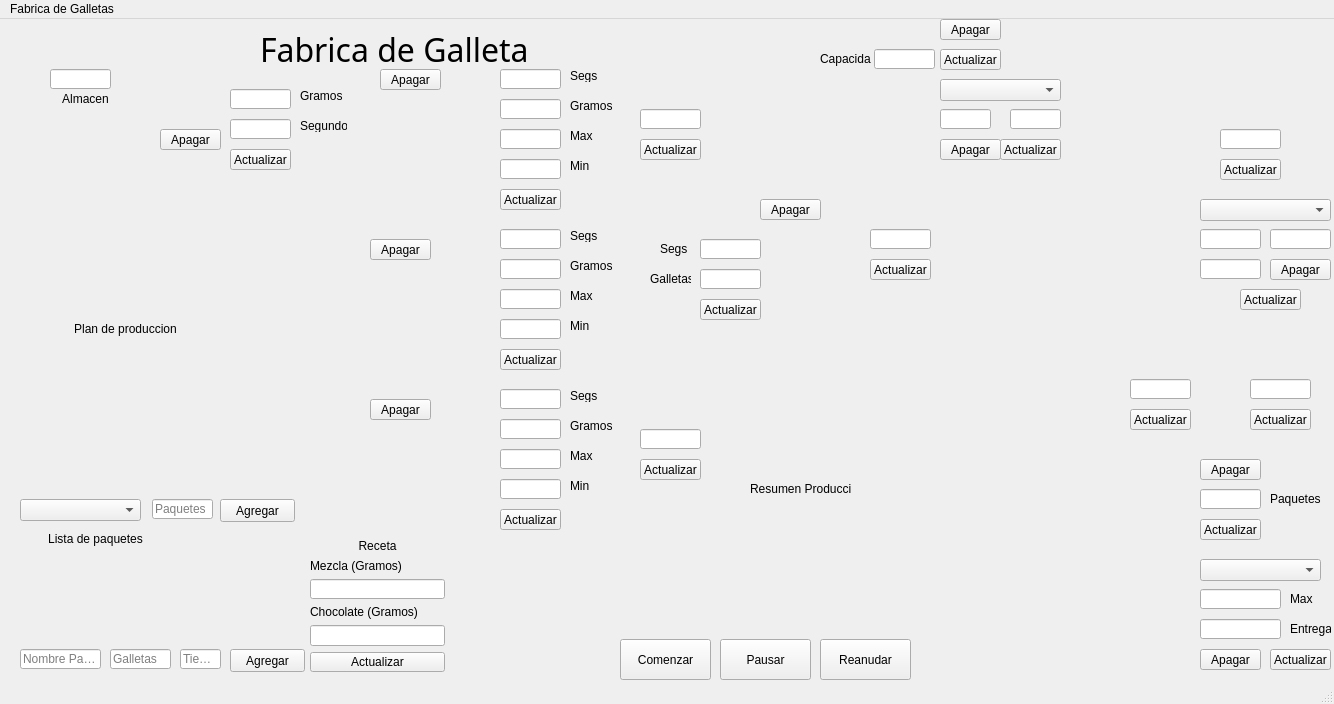
Old version of the form mainwindow.ui in the repository JohnSC31/PY1-FabricaGalletas-2102.
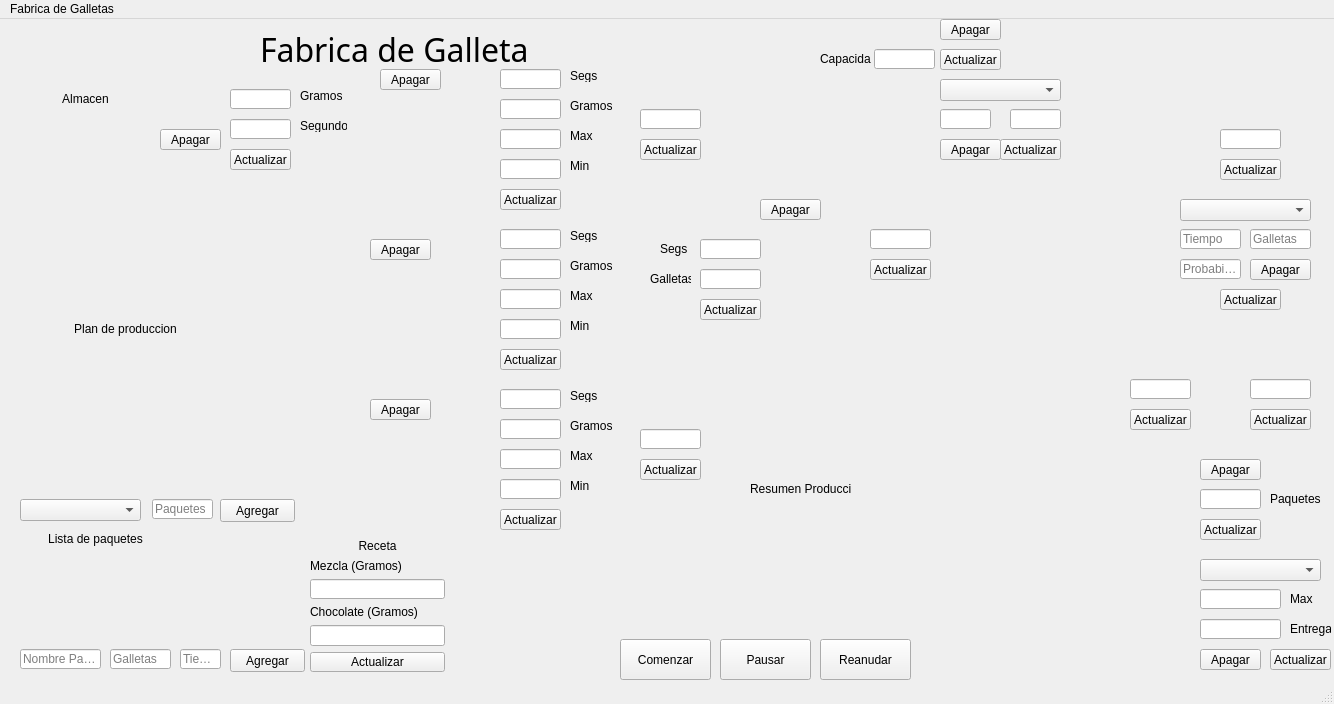
New version of the form. Icons and pictures are not drawn.

Diff of the .ui file:
```diff
--- a/mainwindow.ui
+++ b/mainwindow.ui
@@ -1317,7 +1317,7 @@
    <widget class="QLabel" name="label_35">
     <property name="geometry">
      <rect>
-      <x>1130</x>
+      <x>1110</x>
       <y>190</y>
       <width>61</width>
       <height>71</height>
@@ -1333,7 +1333,7 @@
    <widget class="QComboBox" name="cmbInspectors">
     <property name="geometry">
      <rect>
-      <x>1200</x>
+      <x>1180</x>
       <y>180</y>
       <width>131</width>
       <height>22</height>
@@ -1352,37 +1352,46 @@
    <widget class="QLineEdit" name="inpInspectorTime">
     <property name="geometry">
      <rect>
-      <x>1200</x>
+      <x>1180</x>
       <y>210</y>
       <width>61</width>
       <height>20</height>
      </rect>
     </property>
+    <property name="placeholderText">
+     <string>Tiempo</string>
+    </property>
    </widget>
    <widget class="QLineEdit" name="inpInspectorPerTime">
     <property name="geometry">
      <rect>
-      <x>1270</x>
+      <x>1250</x>
       <y>210</y>
       <width>61</width>
       <height>20</height>
      </rect>
     </property>
+    <property name="placeholderText">
+     <string>Galletas</string>
+    </property>
    </widget>
    <widget class="QLineEdit" name="inpInspectorProb">
     <property name="geometry">
      <rect>
-      <x>1200</x>
+      <x>1180</x>
       <y>240</y>
       <width>61</width>
       <height>20</height>
      </rect>
     </property>
+    <property name="placeholderText">
+     <string>Probabilidad</string>
+    </property>
    </widget>
    <widget class="QPushButton" name="btnUpdateInspector">
     <property name="geometry">
      <rect>
-      <x>1240</x>
+      <x>1220</x>
       <y>270</y>
       <width>61</width>
       <height>21</height>
@@ -1395,10 +1404,10 @@
    <widget class="QLabel" name="lblQoS">
     <property name="geometry">
      <rect>
-      <x>1030</x>
+      <x>1010</x>
       <y>190</y>
       <width>91</width>
-      <height>91</height>
+      <height>61</height>
      </rect>
     </property>
     <property name="text">
@@ -1408,7 +1417,7 @@
    <widget class="QPushButton" name="btnControlInspector">
     <property name="geometry">
      <rect>
-      <x>1270</x>
+      <x>1250</x>
       <y>240</y>
       <width>61</width>
       <height>21</height>
@@ -1590,16 +1599,6 @@
      <string/>
     </property>
    </widget>
-   <widget class="QLineEdit" name="inpJointerMachinePerTime_3">
-    <property name="geometry">
-     <rect>
-      <x>50</x>
-      <y>50</y>
-      <width>61</width>
-      <height>20</height>
-     </rect>
-    </property>
-   </widget>
    <widget class="QComboBox" name="cmbTransports">
     <property name="geometry">
      <rect>
```
